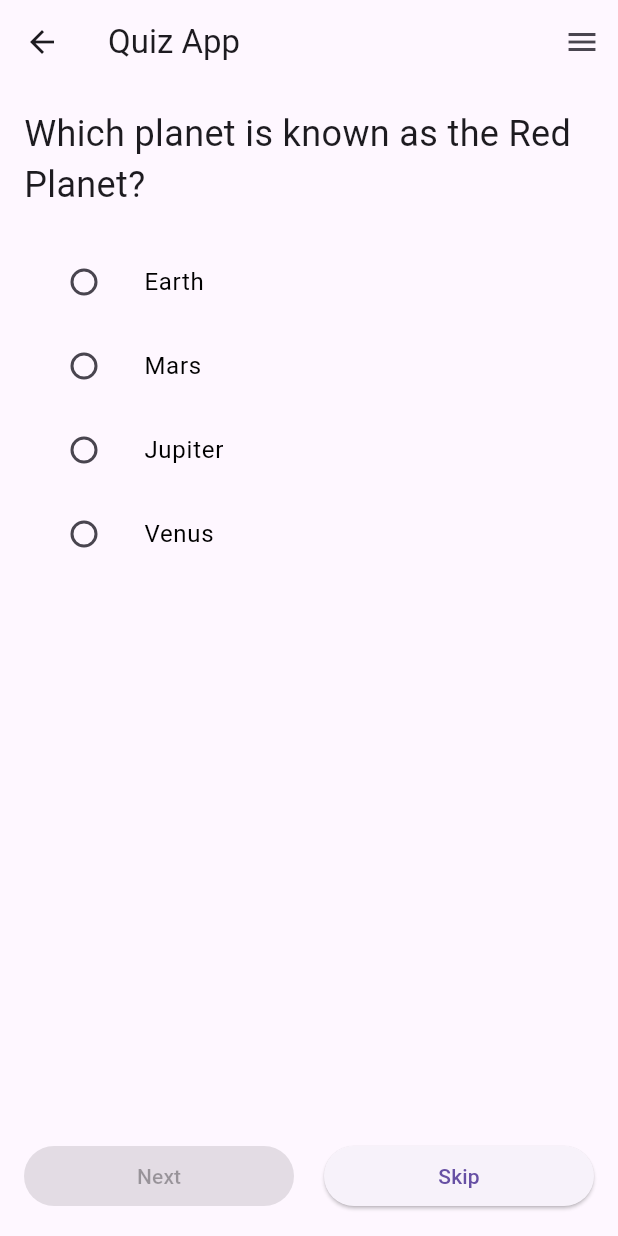
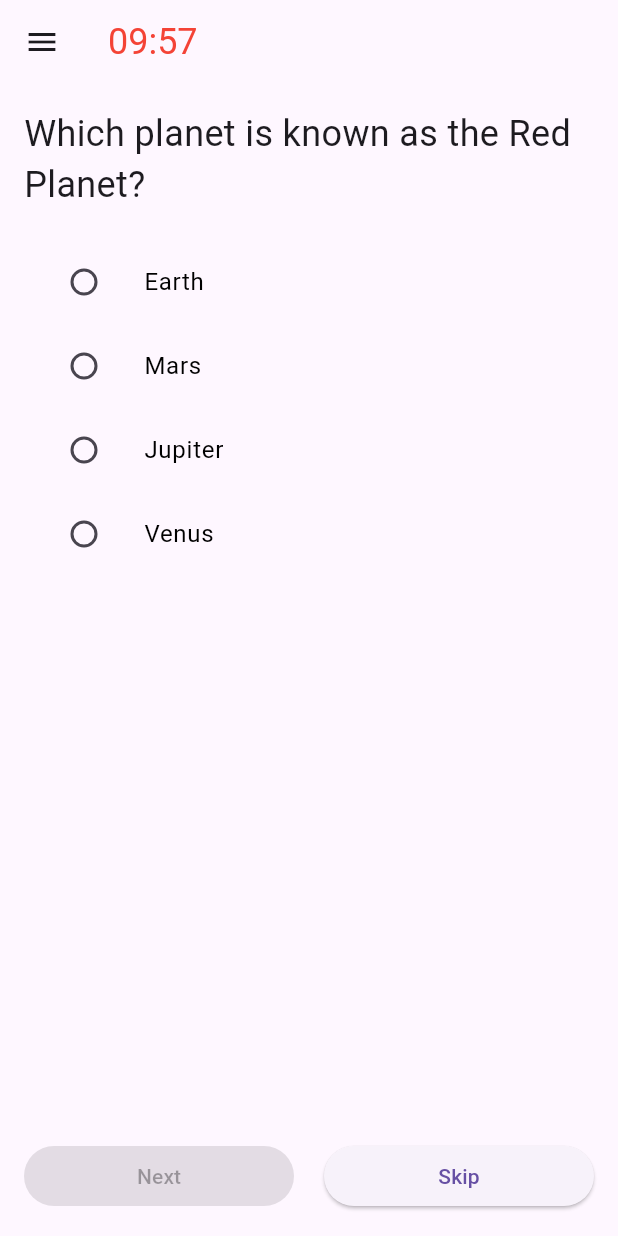
Before and after one commit to f71uday/QuestionsApp, a Flutter app: the QuizPage screen opened by its route, after a tap on "Skip", on a phone screen of 412 x 824 dp. Run offline on Flutter 3.47's test engine with Material 3 defaults, Android fonts, the phone set to English and light mode, and no system bars.

Commit message:
add time in the head and nav bar in left

```diff
--- a/lib/main.dart
+++ b/lib/main.dart
@@ -1,3 +1,5 @@
+import 'dart:async';
+
 import 'package:flutter/material.dart';
 import 'package:flutter_application_2/signin_page.dart';
 import 'question.dart'; // Import the Question model
@@ -28,6 +30,57 @@ class _QuizPageState extends State<QuizPage> {
   int currentQuestionIndex = 0;
   int score = 0;
   int? selectedOptionIndex;
+
+  Timer? _timer;
+  Duration _remainingTime = Duration(minutes: 10);
+
+  @override
+  void initState() {
+    super.initState();
+    _startTimer();
+  }
+
+  @override
+  void dispose() {
+    _timer?.cancel();
+    super.dispose();
+  }
+
+  void _startTimer() {
+    _timer = Timer.periodic(Duration(seconds: 1), (timer) {
+      setState(() {
+        if (_remainingTime.inSeconds > 0) {
+          _remainingTime = _remainingTime - Duration(seconds: 1);
+        } else {
+          timer.cancel();
+          _showTimeUpDialog();
+        }
+      });
+    });
+  }
+
+  void _showTimeUpDialog() {
+    showDialog(
+      context: context,
+      builder: (context) => AlertDialog(
+        title: Text('Time is up!'),
+        content: Text('Your score: $score/${questions.length}'),
+        actions: [
+          TextButton(
+            onPressed: () => Navigator.of(context).pop(),
+            child: Text('OK'),
+          ),
+        ],
+      ),
+    );
+  }
+
+  String _formattedTime(Duration duration) {
+    String twoDigits(int n) => n.toString().padLeft(2, '0');
+    String minutes = twoDigits(duration.inMinutes.remainder(60));
+    String seconds = twoDigits(duration.inSeconds.remainder(60));
+    return '$minutes:$seconds';
+  }
 
   // List of questions
   List<Question> questions = [
@@ -76,38 +129,31 @@ class _QuizPageState extends State<QuizPage> {
   Widget build(BuildContext context) {
     if (currentQuestionIndex >= questions.length) {
       return Scaffold(
-          appBar: AppBar(
-        title: Text('Quiz App'),
-        //backgroundColor: Theme.of(context).appBarTheme.color,
-      ));
+        appBar: AppBar(title: Text('Quiz App')),
+        body: Center(child: Text('Your score: $score/${questions.length}')),
+       // backgroundColor: Color.fromARGB(248, 113, 228, 121),
+      );
     }
 
     Question currentQuestion = questions[currentQuestionIndex];
 
     return Scaffold(
       appBar: AppBar(
-        title: Text('Quiz App'),
+        title: Text(_formattedTime(_remainingTime),
+          style: TextStyle(fontSize: 24.0, color: Colors.red),),
         // Use theme color
-        actions: [
-          Builder(
-            builder: (context) => IconButton(
-              icon: Icon(Icons.menu),
-              onPressed: () {
-                Scaffold.of(context).openEndDrawer();
-              },
-            ),
-          ),
-        ],
+
       ),
-      endDrawer: Drawer(
+      drawer: Drawer(
         child: ListView(
           children: [
             DrawerHeader(
-              child: Text(
-                'Quiz Navigation',
-                style: TextStyle(fontSize: 24.0),
-              ),
-            ),
+                child: Text(
+              'Quiz App',
+                  style: TextStyle(
+                    fontSize: 30.0
+                  ),
+            )),
             ListTile(
               title: Text('Total Questions: ${questions.length}'),
             ),
@@ -115,6 +161,7 @@ class _QuizPageState extends State<QuizPage> {
               title: Text('Questions Attended: $currentQuestionIndex'),
             ),
             Divider(),
+
             ...questions.asMap().entries.map((entry) {
               int index = entry.key;
               return ListTile(
```
